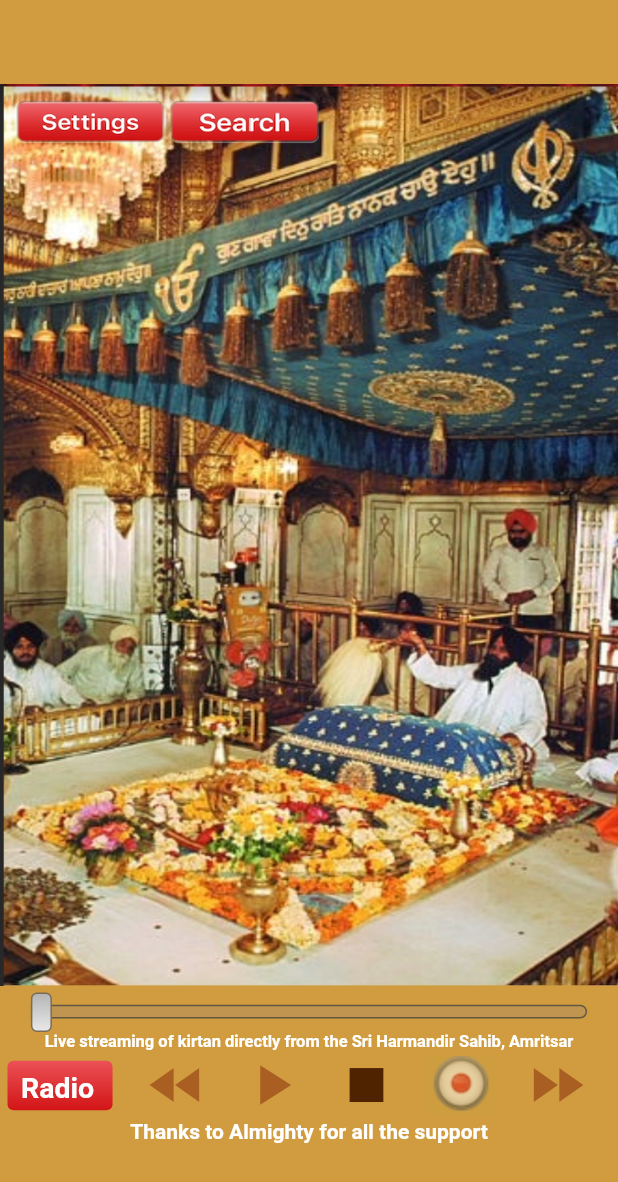
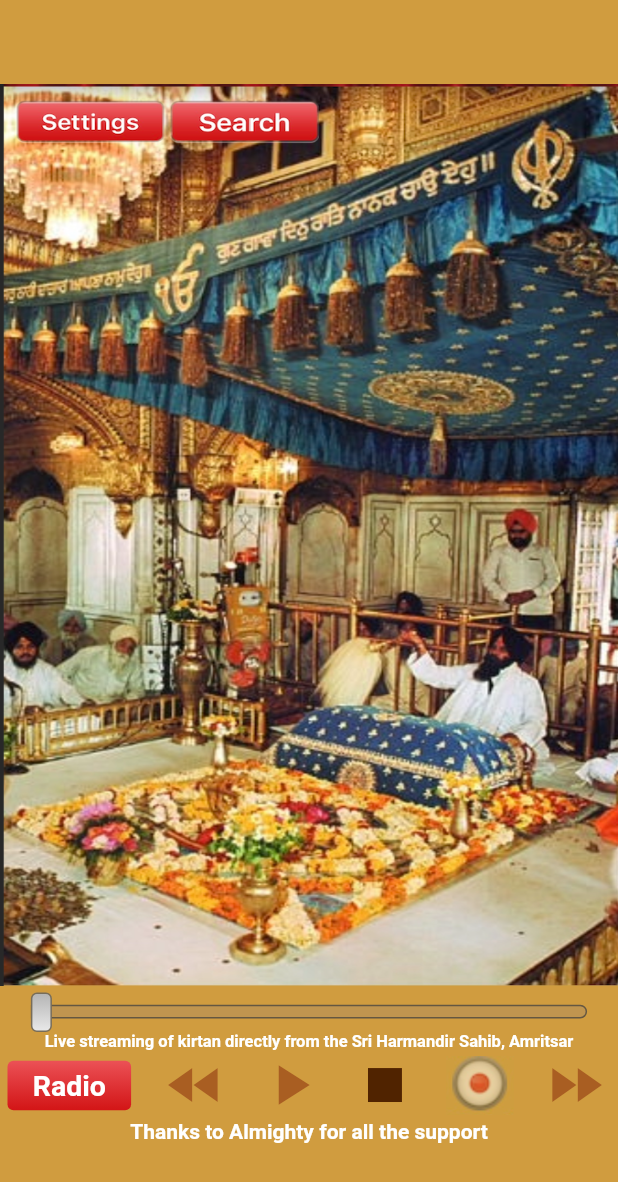
Before and after one commit to Sahib6/live_kirtan, a Flutter app: the screen it shows after launch, on a phone screen of 412 x 824 dp. Shown: the top 1182 px of the screen. Run offline on Flutter 3.47's test engine with Material 2 defaults, Android fonts, the phone set to English and light mode, and no system bars.

Commit message:
UI implementation until other banis screen

```diff
--- a/lib/helper/constants.dart
+++ b/lib/helper/constants.dart
@@ -1,6 +1,11 @@
 import 'dart:core';
 
 import 'package:flutter/cupertino.dart';
+import 'package:live_kirtan/screens/gurbani_main_screen.dart';
+import 'package:live_kirtan/screens/hukamnama_screen.dart';
+import 'package:live_kirtan/screens/live_kirtan_screen.dart';
+import 'package:live_kirtan/screens/other_banis_main_screen.dart';
+import 'package:live_kirtan/screens/sri_guru_granth_sahib_ji_main_screen.dart';
 
 double getHeight(BuildContext context) {
   return MediaQuery.of(context).size.height;
@@ -25,6 +30,22 @@ List<String> navDrawerItems = [
   "Favorites",
   "Kirtan Duties",
   "Jantri",
-  "Virtual Tour",
-  "Photos"
+
 ];
+
+List screens = [
+  LiveKirtanScreen(),
+  GurbaniMainScreen(),
+  SriGuruGranthSahibJiMainScreen(),
+  HukamnamaScreen(),
+  HukamnamaScreen(),
+  OtherBanisMainScreen(),
+  LiveKirtanScreen(),
+  LiveKirtanScreen(),
+  LiveKirtanScreen(),
+  LiveKirtanScreen(),
+  LiveKirtanScreen(),
+  LiveKirtanScreen(),
+  LiveKirtanScreen(),
+  LiveKirtanScreen(),
+];
--- /dev/null
+++ b/lib/helper/screenProvider.dart
@@ -0,0 +1,14 @@
+import 'package:flutter/cupertino.dart';
+
+class ScreenProvider with ChangeNotifier
+{
+  int lastIndex = 0;
+  int _selectedIndex = 0;
+  void changeIndex(int newVal)
+  {
+    _selectedIndex = newVal;
+    notifyListeners();
+  }
+
+  get selectedIndex => _selectedIndex;
+}
--- a/lib/screens/home_page.dart
+++ b/lib/screens/home_page.dart
@@ -1,24 +1,25 @@
 import 'package:flutter/material.dart';
 import 'package:live_kirtan/helper/constants.dart';
 import 'package:live_kirtan/helper/navigation_drawer.dart';
+import 'package:live_kirtan/helper/screenProvider.dart';
+import 'package:provider/provider.dart';
 
 class HomePage extends StatelessWidget {
   @override
   Widget build(BuildContext context) {
     final double _screenWidth = getWidth(context);
     final double _screenHeight = getHeight(context);
+    var provider = Provider.of<ScreenProvider>(context);
     final _key = GlobalKey<ScaffoldState>();
-    return MaterialApp(
-      home: Scaffold(
+    return Scaffold(
         key: _key,
         appBar: AppBar(
           leading: InkWell(
             child: SizedBox(
-                  width: _screenHeight * 0.046,
-                  height: _screenHeight * 0.046),
+                width: _screenHeight * 0.046, height: _screenHeight * 0.046),
             onTap: () => _key.currentState.openDrawer(),
           ),
-            backgroundColor: Color(0xffD09C3F),
+          backgroundColor: Color(0xffd09c3f),
           flexibleSpace: Container(
             margin: EdgeInsets.only(top: _screenHeight * 0.076),
             width: _screenWidth,
@@ -26,7 +27,9 @@ class HomePage extends StatelessWidget {
                 image: DecorationImage(
                     image: AssetImage("images/appbar_bkg.png"),
                     fit: BoxFit.fill)),
-              child: Row(mainAxisAlignment: MainAxisAlignment.end, children: [
+            child: (provider.selectedIndex == 0 ||
+                    ((provider.selectedIndex == 2 || provider.selectedIndex == 5) && provider.lastIndex == 0))
+                ? Row(mainAxisAlignment: MainAxisAlignment.end, children: [
                     InkWell(
                         child: Image.asset(
                       "images/share.png",
@@ -34,149 +37,22 @@ class HomePage extends StatelessWidget {
                     )),
                     InkWell(child: Image.asset("images/timer.png")),
                     InkWell(child: Image.asset("images/alarm.png")),
-              ]),
-            ),
-          ),
-          backgroundColor: Color(0xffD09C3F),
-          body: SafeArea(
-              child: Column(
-            children: [
-              Flexible(
-                flex: 2,
-                child: Container(
-                  height: _screenHeight * 0.73,
-                  margin: EdgeInsets.zero,
-                  width: _screenWidth * 0.9999,
-                  padding: EdgeInsets.zero,
-                  decoration: BoxDecoration(
-                      image: DecorationImage(
-                          image: AssetImage("images/kirtan_background.png"),
-                          fit: BoxFit.fill)),
-                  child: Padding(
-                    padding: EdgeInsets.only(
-                        left: _screenWidth * 0.017, top: _screenHeight * 0.014),
-                    child: Row(
-                      crossAxisAlignment: CrossAxisAlignment.start,
-                      children: [
-                        InkWell(
-                            child: SizedBox(
-                          width: _screenWidth * 0.25,
-                          height: _screenHeight * 0.04,
-                        )),
-                        InkWell(
-                            child: Padding(
-                          padding: const EdgeInsets.only(left: 6.0),
-                          child: SizedBox(
-                            width: _screenWidth * 0.25,
-                            height: _screenHeight * 0.04,
-                          ),
-                        )),
-                      ],
+                  ])
+                : Center(
+                    child: Text(
+                      (provider.selectedIndex != 2 && provider.selectedIndex != 5)
+                          ? navDrawerItems[provider.selectedIndex]
+                          : navDrawerItems[provider.lastIndex],
+                      style: TextStyle(
+                          color: Colors.white,
+                          fontSize: 18,
+                          fontWeight: FontWeight.bold),
                     ),
                   ),
           ),
         ),
-              Stack(children: [
-                Container(
-                  margin: EdgeInsets.only(top: _screenHeight * 0.015),
-                  width: _screenWidth * 0.9,
-                  height: _screenHeight * 0.011,
-                  decoration: BoxDecoration(
-                      color: Color(0xffC0954F),
-                      border: Border.all(
-                          color: Color(0xff645741), style: BorderStyle.solid),
-                      borderRadius: BorderRadius.only(
-                          topRight: Radius.circular(10.0),
-                          bottomRight: Radius.circular(10.0))),
-                ),
-                Container(
-                  width: _screenWidth * 0.034,
-                  height: _screenHeight * 0.032,
-                  margin: EdgeInsets.only(top: _screenHeight * .005),
-                  decoration: BoxDecoration(
-                      gradient: LinearGradient(
-                          begin: Alignment.topCenter,
-                          end: Alignment.bottomCenter,
-                          colors: [Color(0xffB3B3B3), Color(0xffEAEAEA)]),
-                      border: Border.all(color: Color(0xff776D5A)),
-                      borderRadius: BorderRadius.all(Radius.circular(4.0))),
-                )
-              ]),
-              Text(
-                "Live streaming of kirtan directly from the Sri Harmandir Sahib, Amritsar",
-                textAlign: TextAlign.center,
-                style: TextStyle(
-                    color: Colors.white,
-                    fontWeight: FontWeight.bold,
-                    fontSize: 11.0),
-              ),
-              Row(
-                children: [
-                  Container(
-                    width: _screenWidth * 0.17,
-                    height: _screenHeight * 0.04,
-                    margin: EdgeInsets.only(left: 5.0),
-                    decoration: BoxDecoration(
-                        gradient: LinearGradient(
-                            begin: Alignment.topCenter,
-                            end: Alignment.bottomCenter,
-                            colors: [Color(0xffEB5156), Color(0xffD31516)]),
-                        borderRadius: BorderRadius.all(Radius.circular(4.0))),
-                    child: Padding(
-                      padding: const EdgeInsets.only(left: 9.0, top: 7.0),
-                      child: Text(
-                        "Radio",
-                        style: TextStyle(
-                            color: Colors.white,
-                            fontSize: 19.0,
-                            fontWeight: FontWeight.bold),
-                      ),
-                    ),
-                  ),
-                  Padding(
-                    padding: const EdgeInsets.only(left: 20.0, right: 18.0),
-                    child: Icon(
-                      Icons.fast_rewind,
-                      color: Color(0xffA95E22),
-                      size: _screenWidth * 0.11,
-                    ),
-                  ),
-                  Icon(
-                    Icons.play_arrow,
-                    color: Color(0xffA95E22),
-                    size: _screenWidth * 0.11,
-                  ),
-                  Padding(
-                    padding: const EdgeInsets.only(left: 18.0, right: 18.0),
-                    child: Icon(
-                      Icons.stop,
-                      color: Color(0xff502300),
-                      size: _screenWidth * 0.11,
-                    ),
-                  ),
-                  Image.asset(
-                    "images/record_btn.png",
-                    width: _screenWidth * 0.11,
-                    height: _screenWidth * 0.11,
-                  ),
-                  Flexible(
-                    child: Padding(
-                      padding: const EdgeInsets.only(left: 18.0, right: 18.0),
-                      child: Icon(Icons.fast_forward,
-                          color: Color(0xffA95E22), size: _screenWidth * 0.11),
-                    ),
-                  )
-                ],
-              ),
-              Text("Thanks to Almighty for all the support",
-                  textAlign: TextAlign.center,
-                  style: TextStyle(
-                      color: Colors.white,
-                      fontWeight: FontWeight.bold,
-                      fontSize: 14.0))
-            ],
-          )),
-          drawer: NavigationDrawer()),
-    );
+        backgroundColor: Color(0xffD09C3F),
+        body: screens[provider.selectedIndex],
+        drawer: NavigationDrawer());
   }
 }
--- /dev/null
+++ b/lib/screens/live_kirtan_screen.dart
@@ -0,0 +1,148 @@
+import 'package:flutter/material.dart';
+import 'package:live_kirtan/helper/constants.dart';
+class LiveKirtanScreen extends StatelessWidget {
+  const LiveKirtanScreen({Key key}) : super(key: key);
+
+  @override
+  Widget build(BuildContext context) {
+    final double _screenWidth = getWidth(context);
+    final double _screenHeight = getHeight(context);
+    return SafeArea(
+        child: Column(
+          children: [
+            Flexible(
+              flex: 2,
+              child: Container(
+                height: _screenHeight * 0.73,
+                margin: EdgeInsets.zero,
+                width: _screenWidth * 0.9999,
+                padding: EdgeInsets.zero,
+                decoration: BoxDecoration(
+                    image: DecorationImage(
+                        image: AssetImage("images/kirtan_background.png"),
+                        fit: BoxFit.fill)),
+                child: Padding(
+                  padding: EdgeInsets.only(
+                      left: _screenWidth * 0.017, top: _screenHeight * 0.014),
+                  child: Row(
+                    crossAxisAlignment: CrossAxisAlignment.start,
+                    children: [
+                      InkWell(
+                          child: SizedBox(
+                            width: _screenWidth * 0.25,
+                            height: _screenHeight * 0.04,
+                          )),
+                      InkWell(
+                          child: Padding(
+                            padding: const EdgeInsets.only(left: 6.0),
+                            child: SizedBox(
+                              width: _screenWidth * 0.25,
+                              height: _screenHeight * 0.04,
+                            ),
+                          )),
+                    ],
+                  ),
+                ),
+              ),
+            ),
+            Stack(children: [
+              Container(
+                margin: EdgeInsets.only(top: _screenHeight * 0.015),
+                width: _screenWidth * 0.9,
+                height: _screenHeight * 0.011,
+                decoration: BoxDecoration(
+                    color: Color(0xffC0954F),
+                    border: Border.all(
+                        color: Color(0xff645741), style: BorderStyle.solid),
+                    borderRadius: BorderRadius.only(
+                        topRight: Radius.circular(10.0),
+                        bottomRight: Radius.circular(10.0))),
+              ),
+              Container(
+                width: _screenWidth * 0.034,
+                height: _screenHeight * 0.032,
+                margin: EdgeInsets.only(top: _screenHeight * .005),
+                decoration: BoxDecoration(
+                    gradient: LinearGradient(
+                        begin: Alignment.topCenter,
+                        end: Alignment.bottomCenter,
+                        colors: [Color(0xffB3B3B3), Color(0xffEAEAEA)]),
+                    border: Border.all(color: Color(0xff776D5A)),
+                    borderRadius: BorderRadius.all(Radius.circular(4.0))),
+              )
+            ]),
+            Text(
+              "Live streaming of kirtan directly from the Sri Harmandir Sahib, Amritsar",
+              textAlign: TextAlign.center,
+              style: TextStyle(
+                  color: Colors.white,
+                  fontWeight: FontWeight.bold,
+                  fontSize: 11.0),
+            ),
+            Row(
+              children: [
+                Container(
+                  width: _screenWidth * 0.2,
+                  height: _screenHeight * 0.04,
+                  margin: EdgeInsets.only(left: 5.0),
+                  decoration: BoxDecoration(
+                      gradient: LinearGradient(
+                          begin: Alignment.topCenter,
+                          end: Alignment.bottomCenter,
+                          colors: [Color(0xffEB5156), Color(0xffD31516)]),
+                      borderRadius: BorderRadius.all(Radius.circular(4.0))),
+                  child: Center(
+                    child: Text(
+                      "Radio",
+                      style: TextStyle(
+                          color: Colors.white,
+                          fontSize: 19.0,
+                          fontWeight: FontWeight.bold),
+                    ),
+                  ),
+                ),
+                Padding(
+                  padding: const EdgeInsets.only(left: 20.0, right: 18.0),
+                  child: Icon(
+                    Icons.fast_rewind,
+                    color: Color(0xffA95E22),
+                    size: _screenWidth * 0.11,
+                  ),
+                ),
+                Icon(
+                  Icons.play_arrow,
+                  color: Color(0xffA95E22),
+                  size: _screenWidth * 0.11,
+                ),
+                Padding(
+                  padding: const EdgeInsets.only(left: 18.0, right: 18.0),
+                  child: Icon(
+                    Icons.stop,
+                    color: Color(0xff502300),
+                    size: _screenWidth * 0.11,
+                  ),
+                ),
+                Image.asset(
+                  "images/record_btn.png",
+                  width: _screenWidth * 0.11,
+                  height: _screenWidth * 0.11,
+                ),
+                Flexible(
+                  child: Padding(
+                    padding: const EdgeInsets.only(left: 18.0, right: 18.0),
+                    child: Icon(Icons.fast_forward,
+                        color: Color(0xffA95E22), size: _screenWidth * 0.11),
+                  ),
+                )
+              ],
+            ),
+            Text("Thanks to Almighty for all the support",
+                textAlign: TextAlign.center,
+                style: TextStyle(
+                    color: Colors.white,
+                    fontWeight: FontWeight.bold,
+                    fontSize: 14.0))
+          ],
+        ));
+  }
+}
```
Also changed, not shown: lib/helper/common_widgets.dart (added, +32 -0 lines), lib/helper/navigation_drawer.dart (+12 -17 lines), lib/main.dart (+6 -1 lines), lib/screens/gurbani_main_screen.dart (+96 -0 lines), lib/screens/hukamnama_screen.dart (added, +38 -0 lines), lib/screens/other_banis_main_screen.dart (added, +23 -0 lines), lib/screens/sri_guru_granth_sahib_ji_main_screen.dart (added, +33 -0 lines), images/gurbani_screen_upper.png (added). Lines whose indentation alone changed are shown as unchanged.
